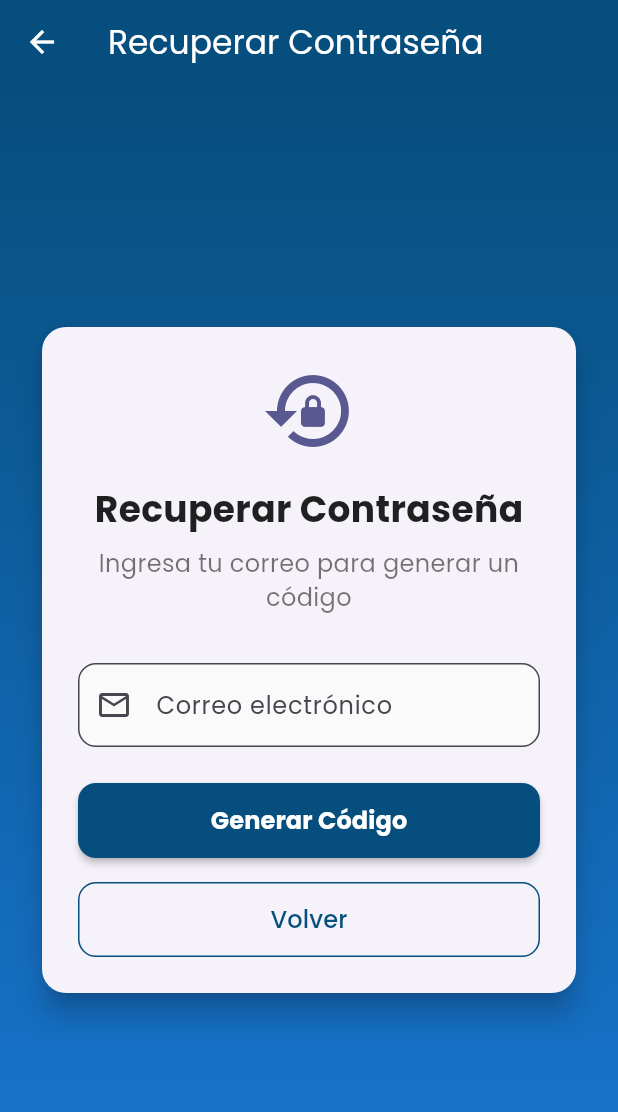
After one commit to PalomequeDeLaTorre/limpexia_express_app, a Flutter app: the screen it shows after launch, after a tap on "¿Olvidaste tu contraseña?", on a phone screen of 412 x 824 dp. The commit adds this screen. Shown: the top 1112 px of the screen. Run offline on Flutter 3.47's test engine with Material 3 defaults, Android fonts, the light colour scheme and no system bars; our stand-ins replace connectivity_plus, firebase_auth, firebase_core, firebase_database, firebase_messaging, firebase_storage and 5 more; accounts and stored records are empty.

Commit message:
version1.7

```diff
--- a/lib/main.dart
+++ b/lib/main.dart
@@ -9,7 +9,6 @@ import 'pantallas/dashboard_profesional.dart';
 import 'utilidades/colores.dart';
 import 'firebase_options.dart';
 import 'servicios/auth_gate.dart';
-
 Future<void> main() async {
   WidgetsFlutterBinding.ensureInitialized();
 
@@ -17,7 +16,6 @@ Future<void> main() async {
   await Firebase.initializeApp(
     options: DefaultFirebaseOptions.currentPlatform,
   );
-
 
   runApp(AppState());
 }
--- a/lib/pantallas/login.dart
+++ b/lib/pantallas/login.dart
@@ -1,4 +1,5 @@
 import 'package:flutter/material.dart';
+import 'package:limpexia_express_app/pantallas/pantalla_recuperar_password.dart';
 import 'package:provider/provider.dart';
 import '../providers/auth_provider.dart';
 import '../widgets/boton.dart';
@@ -188,7 +189,32 @@ class _PantallaLoginState extends State<PantallaLogin> {
                         color: const Color(0xFF064E7D),
                       ),
 
+                    const SizedBox(height: 16),
 
+                    TextButton(
+                    onPressed: () {
+                      Navigator.of(context).push(
+                        MaterialPageRoute(
+                          builder: (_) => const PantallaRecuperarPassword(),
+                        ),
+                      );
+                    },
+                    style: TextButton.styleFrom(
+                      padding: const EdgeInsets.symmetric(horizontal: 12, vertical: 8),
+                      minimumSize: Size.zero,
+                      tapTargetSize: MaterialTapTargetSize.shrinkWrap,
+                    ),
+                    child: const Text(
+                      '¿Olvidaste tu contraseña?',
+                      style: TextStyle(
+                        color: Color(0xFF064E7D),
+                        fontSize: 15,
+                        fontWeight: FontWeight.w600,
+                        decoration: TextDecoration.underline,
+                        decorationThickness: 1.5,
+                      ),
+                    ),
+                  ),
                     const SizedBox(height: 20),
 
                       const Text(
--- /dev/null
+++ b/lib/pantallas/pantalla_recuperar_password.dart
@@ -0,0 +1,401 @@
+import 'package:flutter/material.dart';
+import 'package:limpexia_express_app/pantallas/login.dart';
+
+class PantallaRecuperarPassword extends StatefulWidget {
+  const PantallaRecuperarPassword({super.key});
+
+  @override
+  State<PantallaRecuperarPassword> createState() => _PantallaRecuperarPasswordState();
+}
+
+class _PantallaRecuperarPasswordState extends State<PantallaRecuperarPassword> {
+  final _emailController = TextEditingController();
+  final _codigoController = TextEditingController();
+  final _nuevaPasswordController = TextEditingController();
+  final _confirmarPasswordController = TextEditingController();
+
+  bool _codigoEnviado = false;
+  bool _codigoVerificado = false;
+  bool _obscurePassword = true;
+  bool _obscureConfirmPassword = true;
+  String? _codigoGenerado;
+
+  @override
+  void dispose() {
+    _emailController.dispose();
+    _codigoController.dispose();
+    _nuevaPasswordController.dispose();
+    _confirmarPasswordController.dispose();
+    super.dispose();
+  }
+
+  String _generarCodigo() {
+    final random = DateTime.now().millisecondsSinceEpoch;
+    return (random % 900000 + 100000).toString();
+  }
+
+  Future<void> _enviarCodigo() async {
+    final email = _emailController.text.trim();
+
+    if (email.isEmpty || !email.contains('@')) {
+      _mostrarError("Ingresa un correo electrónico válido");
+      return;
+    }
+
+    await Future.delayed(const Duration(seconds: 2));
+
+    final codigo = _generarCodigo();
+    setState(() {
+      _codigoGenerado = codigo;
+      _codigoEnviado = true;
+    });
+
+    _mostrarExito("Código enviado a $email\nCódigo: $codigo");
+  }
+
+  Future<void> _verificarCodigo() async {
+    final codigo = _codigoController.text.trim();
+
+    if (codigo.isEmpty) {
+      _mostrarError("Ingresa el código de verificación");
+      return;
+    }
+
+    if (codigo != _codigoGenerado) {
+      _mostrarError("Código incorrecto");
+      return;
+    }
+
+    setState(() {
+      _codigoVerificado = true;
+    });
+
+    _mostrarExito("Código verificado correctamente");
+  }
+
+  Future<void> _cambiarPassword() async {
+    final password = _nuevaPasswordController.text.trim();
+    final confirmPassword = _confirmarPasswordController.text.trim();
+
+    if (password.isEmpty || confirmPassword.isEmpty) {
+      _mostrarError("Completa todos los campos");
+      return;
+    }
+
+    if (password.length < 6) {
+      _mostrarError("La contraseña debe tener mínimo 6 caracteres");
+      return;
+    }
+
+    if (password != confirmPassword) {
+      _mostrarError("Las contraseñas no coinciden");
+      return;
+    }
+
+    await Future.delayed(const Duration(seconds: 2));
+
+    _mostrarExito("Contraseña actualizada con éxito");
+
+    Navigator.of(context).pushReplacement(
+      MaterialPageRoute(
+        builder: (_) => const PantallaLogin(),
+      ),
+    );
+  }
+
+  void _cancelar() {
+    Navigator.of(context).pushReplacement(
+      MaterialPageRoute(
+        builder: (_) => const PantallaLogin(),
+      ),
+    );
+  }
+
+  void _mostrarError(String mensaje) {
+    ScaffoldMessenger.of(context).showSnackBar(
+      SnackBar(
+        content: Text(mensaje),
+        backgroundColor: Colors.red,
+        behavior: SnackBarBehavior.floating,
+      ),
+    );
+  }
+
+  void _mostrarExito(String mensaje) {
+    ScaffoldMessenger.of(context).showSnackBar(
+      SnackBar(
+        content: Text(mensaje),
+        backgroundColor: Colors.green,
+        behavior: SnackBarBehavior.floating,
+      ),
+    );
+  }
+
+  @override
+  Widget build(BuildContext context) {
+    return Scaffold(
+      appBar: AppBar(
+        title: const Text("Recuperar Contraseña"),
+        backgroundColor: const Color(0xFF064E7D),
+        foregroundColor: Colors.white,
+        elevation: 0,
+      ),
+      body: Container(
+        decoration: const BoxDecoration(
+          gradient: LinearGradient(
+            begin: Alignment.topCenter,
+            end: Alignment.bottomCenter,
+            colors: [
+              Color(0xFF064E7D),
+              Color(0xFF1976D2),
+            ],
+          ),
+        ),
+        child: Padding(
+          padding: const EdgeInsets.all(24),
+          child: Center(
+            child: SingleChildScrollView(
+              child: Card(
+                elevation: 8,
+                shape: RoundedRectangleBorder(
+                  borderRadius: BorderRadius.circular(16),
+                ),
+                child: Padding(
+                  padding: const EdgeInsets.all(24),
+                  child: Column(
+                    mainAxisSize: MainAxisSize.min,
+                    children: [
+                      Icon(
+                        Icons.lock_reset,
+                        size: 64,
+                        color: Theme.of(context).primaryColor,
+                      ),
+                      const SizedBox(height: 16),
+
+                      Text(
+                        _codigoVerificado
+                            ? "Nueva Contraseña"
+                            : _codigoEnviado
+                                ? "Verificar Código"
+                                : "Recuperar Contraseña",
+                        style: const TextStyle(
+                          fontSize: 24,
+                          fontWeight: FontWeight.bold,
+                          color: Colors.black87,
+                        ),
+                      ),
+                      const SizedBox(height: 8),
+
+                      Text(
+                        _codigoVerificado
+                            ? "Ingresa tu nueva contraseña"
+                            : _codigoEnviado
+                                ? "Ingresa el código enviado a tu correo"
+                                : "Ingresa tu correo para generar un código",
+                        style: const TextStyle(
+                          color: Colors.black54,
+                          fontSize: 16,
+                        ),
+                        textAlign: TextAlign.center,
+                      ),
+                      const SizedBox(height: 32),
+
+                      if (!_codigoEnviado)
+                        _buildEmailField(),
+
+                      if (_codigoEnviado && !_codigoVerificado)
+                        _buildCodeField(),
+
+                      if (_codigoVerificado)
+                        _buildPasswordFields(),
+
+                      const SizedBox(height: 24),
+
+                      _buildActionButtons(),
+                    ],
+                  ),
+                ),
+              ),
+            ),
+          ),
+        ),
+      ),
+    );
+  }
+
+  Widget _buildEmailField() {
+    return TextFormField(
+      controller: _emailController,
+      decoration: InputDecoration(
+        labelText: "Correo electrónico",
+        hintText: "tu@correo.com",
+        prefixIcon: const Icon(Icons.email_outlined),
+        border: OutlineInputBorder(
+          borderRadius: BorderRadius.circular(12),
+        ),
+        filled: true,
+        fillColor: Colors.grey[50],
+      ),
+      keyboardType: TextInputType.emailAddress,
+    );
+  }
+
+  Widget _buildCodeField() {
+    return Column(
+      children: [
+        TextFormField(
+          controller: _codigoController,
+          decoration: InputDecoration(
+            labelText: "Código de verificación",
+            hintText: "123456",
+            prefixIcon: const Icon(Icons.confirmation_number_outlined),
+            border: OutlineInputBorder(
+              borderRadius: BorderRadius.circular(12),
+            ),
+            filled: true,
+            fillColor: Colors.grey[50],
+          ),
+          keyboardType: TextInputType.number,
+          maxLength: 6,
+        ),
+        const SizedBox(height: 8),
+        Text(
+          "Código generado: $_codigoGenerado",
+          style: const TextStyle(
+            color: Colors.blue,
+            fontWeight: FontWeight.bold,
+            fontSize: 14,
+          ),
+        ),
+      ],
+    );
+  }
+
+  Widget _buildPasswordFields() {
+    return Column(
+      children: [
+        TextFormField(
+          controller: _nuevaPasswordController,
+          obscureText: _obscurePassword,
+          decoration: InputDecoration(
+            labelText: "Nueva contraseña",
+            hintText: "••••••••",
+            prefixIcon: const Icon(Icons.lock_outline),
+            suffixIcon: IconButton(
+              icon: Icon(
+                _obscurePassword
+                    ? Icons.visibility_outlined
+                    : Icons.visibility_off_outlined,
+              ),
+              onPressed: () {
+                setState(() => _obscurePassword = !_obscurePassword);
+              },
+            ),
+            border: OutlineInputBorder(
+              borderRadius: BorderRadius.circular(12),
+            ),
+            filled: true,
+            fillColor: Colors.grey[50],
+          ),
+        ),
+        const SizedBox(height: 16),
+        TextFormField(
+          controller: _confirmarPasswordController,
+          obscureText: _obscureConfirmPassword,
+          decoration: InputDecoration(
+            labelText: "Confirmar contraseña",
+            hintText: "••••••••",
+            prefixIcon: const Icon(Icons.lock_outline),
+            suffixIcon: IconButton(
+              icon: Icon(
+                _obscureConfirmPassword
+                    ? Icons.visibility_outlined
+                    : Icons.visibility_off_outlined,
+              ),
+              onPressed: () {
+                setState(() => _obscureConfirmPassword = !_obscureConfirmPassword);
+              },
+            ),
+            border: OutlineInputBorder(
+              borderRadius: BorderRadius.circular(12),
+            ),
+            filled: true,
+            fillColor: Colors.grey[50],
+          ),
+        ),
+      ],
+    );
+  }
+
+  Widget _buildActionButtons() {
+    return Column(
+      children: [
+        SizedBox(
+          width: double.infinity,
+          height: 50,
+          child: ElevatedButton(
+            onPressed: () {
+              if (!_codigoEnviado) {
+                _enviarCodigo();
+              } else if (!_codigoVerificado) {
+                _verificarCodigo();
+              } else {
+                _cambiarPassword();
+              }
+            },
+            style: ElevatedButton.styleFrom(
+              backgroundColor: const Color(0xFF064E7D),
+              foregroundColor: Colors.white,
+              shape: RoundedRectangleBorder(
+                borderRadius: BorderRadius.circular(12),
+              ),
+              elevation: 2,
+            ),
+            child: Text(
+              _codigoVerificado
+                  ? "Guardar Cambios"
+                  : _codigoEnviado
+                      ? "Verificar Código"
+                      : "Generar Código",
+              style: const TextStyle(fontSize: 16, fontWeight: FontWeight.bold),
+            ),
+          ),
+        ),
+
+        const SizedBox(height: 16),
+
+        SizedBox(
+          width: double.infinity,
+          height: 50,
+          child: OutlinedButton(
+            onPressed: () {
+              if (_codigoVerificado) {
+                _cancelar();
+              } else if (_codigoEnviado) {
+                setState(() {
+                  _codigoEnviado = false;
+                  _codigoController.clear();
+                });
+              } else {
+                Navigator.pop(context);
+              }
+            },
+            style: OutlinedButton.styleFrom(
+              shape: RoundedRectangleBorder(
+                borderRadius: BorderRadius.circular(12),
+              ),
+              side: const BorderSide(color: Color(0xFF064E7D)),
+            ),
+            child: Text(
+              _codigoVerificado ? "Cancelar" : "Volver",
+              style: const TextStyle(
+                color: Color(0xFF064E7D),
+                fontSize: 16,
+              ),
+            ),
+          ),
+        ),
+      ],
+    );
+  }
+}
--- a/pubspec.yaml
+++ b/pubspec.yaml
@@ -24,7 +24,6 @@ dependencies:
   animations: ^2.0.8
   permission_handler: ^11.3.1
 
-
   # State Management
   provider: ^6.1.5+1
 
```
Also changed, not shown: 1 other file.
